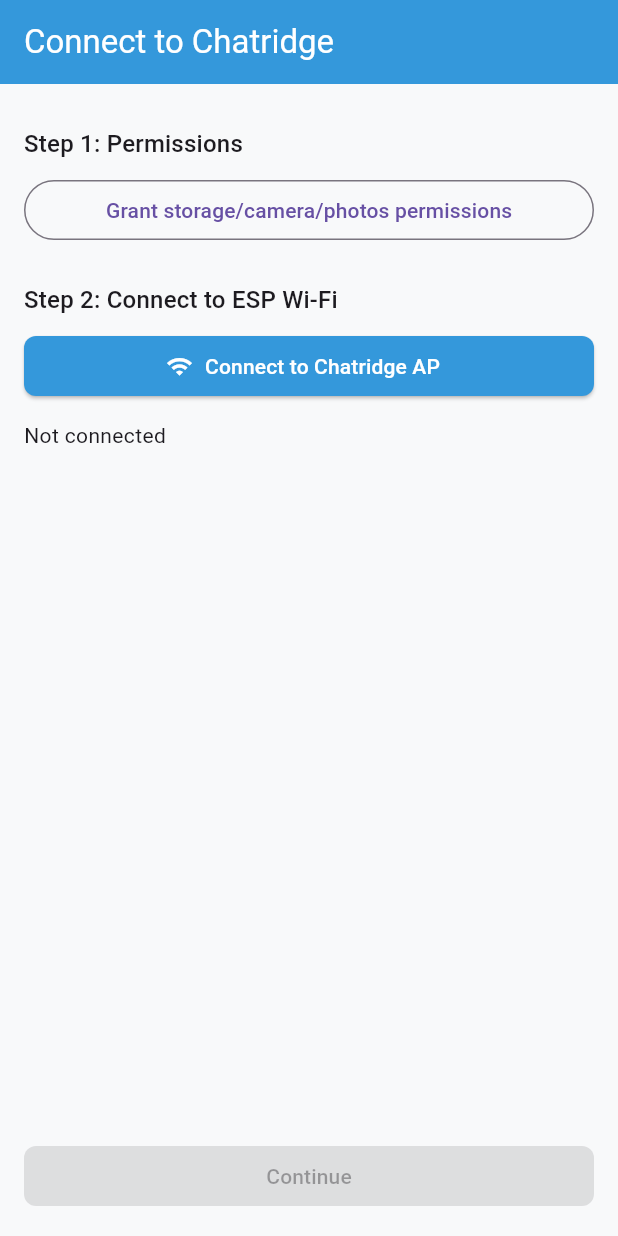
After one commit to meghanasingareddy/Chatridge, a Flutter app: the screen it shows after launch, on a phone screen of 412 x 824 dp. The commit adds this screen. Run offline on Flutter 3.47's test engine with Material 3 defaults, Android fonts, the phone set to English and light mode, and no system bars; our stand-ins replace connectivity_plus, dio, file_picker, hive, hive_flutter, image_picker and 4 more; missing offline and left inert: wifi_iot; accounts and stored records are empty; network calls fail.

Commit message:
feat: add Connect screen, WiFi service; gate UI until connected; implement ESP32 HTTP server with messaging and SPIFFS file upload; adjust models for epoch timestamps

```diff
--- a/lib/app.dart
+++ b/lib/app.dart
@@ -2,6 +2,7 @@ import 'package:flutter/material.dart';
 import 'package:provider/provider.dart';
 import 'screens/login_screen.dart';
 import 'screens/chat_screen.dart';
+import 'screens/connect_screen.dart';
 import 'providers/connectivity_provider.dart';
 import 'services/storage_service.dart';
 
@@ -38,6 +39,9 @@ class _AppState extends State<App> {
   Widget build(BuildContext context) {
     return Consumer<ConnectivityProvider>(
       builder: (context, connectivityProvider, child) {
+        if (!connectivityProvider.isConnectedToChatridge) {
+          return const ConnectScreen();
+        }
         return Scaffold(
           body: SafeArea(
             child: Padding(
--- /dev/null
+++ b/lib/screens/connect_screen.dart
@@ -0,0 +1,106 @@
+import 'package:flutter/material.dart';
+import 'package:provider/provider.dart';
+import '../providers/connectivity_provider.dart';
+import '../utils/permissions.dart';
+import '../services/wifi_service.dart';
+
+class ConnectScreen extends StatefulWidget {
+  const ConnectScreen({super.key});
+
+  @override
+  State<ConnectScreen> createState() => _ConnectScreenState();
+}
+
+class _ConnectScreenState extends State<ConnectScreen> {
+  bool _busy = false;
+  String _status = 'Not connected';
+
+  Future<void> _requestPermissions() async {
+    setState(() => _busy = true);
+    try {
+      await Permissions.requestAllPermissions();
+    } finally {
+      setState(() => _busy = false);
+    }
+  }
+
+  Future<void> _connect() async {
+    setState(() {
+      _busy = true;
+      _status = 'Connecting to ESP Wi‑Fi…';
+    });
+    final wifiOk = await WifiService().ensureConnectedToEsp();
+    if (!mounted) return;
+    if (!wifiOk) {
+      setState(() {
+        _busy = false;
+        _status = 'Failed to join ESP Wi‑Fi. Connect manually and retry.';
+      });
+      return;
+    }
+
+    setState(() => _status = 'Testing server…');
+    final ok =
+        await context.read<ConnectivityProvider>().checkChatridgeConnection();
+    if (!mounted) return;
+    setState(() {
+      _busy = false;
+      _status =
+          ok ? 'Connected' : 'ESP server unreachable. Open the app on ESP.';
+    });
+  }
+
+  @override
+  Widget build(BuildContext context) {
+    return Scaffold(
+      appBar: AppBar(title: const Text('Connect to Chatridge')),
+      body: Padding(
+        padding: const EdgeInsets.all(16),
+        child: Column(
+          crossAxisAlignment: CrossAxisAlignment.stretch,
+          children: [
+            const SizedBox(height: 12),
+            Text(
+              'Step 1: Permissions',
+              style: Theme.of(context).textTheme.titleMedium,
+            ),
+            const SizedBox(height: 8),
+            OutlinedButton(
+              onPressed: _busy ? null : _requestPermissions,
+              child: const Text('Grant storage/camera/photos permissions'),
+            ),
+            const SizedBox(height: 24),
+            Text(
+              'Step 2: Connect to ESP Wi‑Fi',
+              style: Theme.of(context).textTheme.titleMedium,
+            ),
+            const SizedBox(height: 8),
+            ElevatedButton.icon(
+              onPressed: _busy ? null : _connect,
+              icon: _busy
+                  ? const SizedBox(
+                      width: 16,
+                      height: 16,
+                      child: CircularProgressIndicator(
+                          strokeWidth: 2, color: Colors.white),
+                    )
+                  : const Icon(Icons.wifi),
+              label: const Text('Connect to Chatridge AP'),
+            ),
+            const SizedBox(height: 12),
+            Text(_status),
+            const Spacer(),
+            Consumer<ConnectivityProvider>(
+              builder: (context, cp, _) => ElevatedButton(
+                onPressed: cp.isConnectedToChatridge && !_busy
+                    ? () => Navigator.of(context).pop(true)
+                    : null,
+                child: const Text('Continue'),
+              ),
+            ),
+          ],
+        ),
+      ),
+    );
+  }
+}
--- a/pubspec.yaml
+++ b/pubspec.yaml
@@ -13,6 +13,7 @@ dependencies:
     sdk: flutter
   provider: ^6.0.0
   dio: ^5.0.0
+  wifi_iot: ^0.3.19
   shared_preferences: ^2.0.0
   hive: ^2.0.0
   hive_flutter: ^1.1.0
```
Also changed, not shown: lib/models/device.dart (+19 -4 lines), lib/models/message.dart (+20 -4 lines), lib/services/wifi_service.dart (added, +51 -0 lines), lib/widgets/device_list.dart (+9 -0 lines), lib/widgets/input_area.dart (+9 -4 lines), 1 other file.
